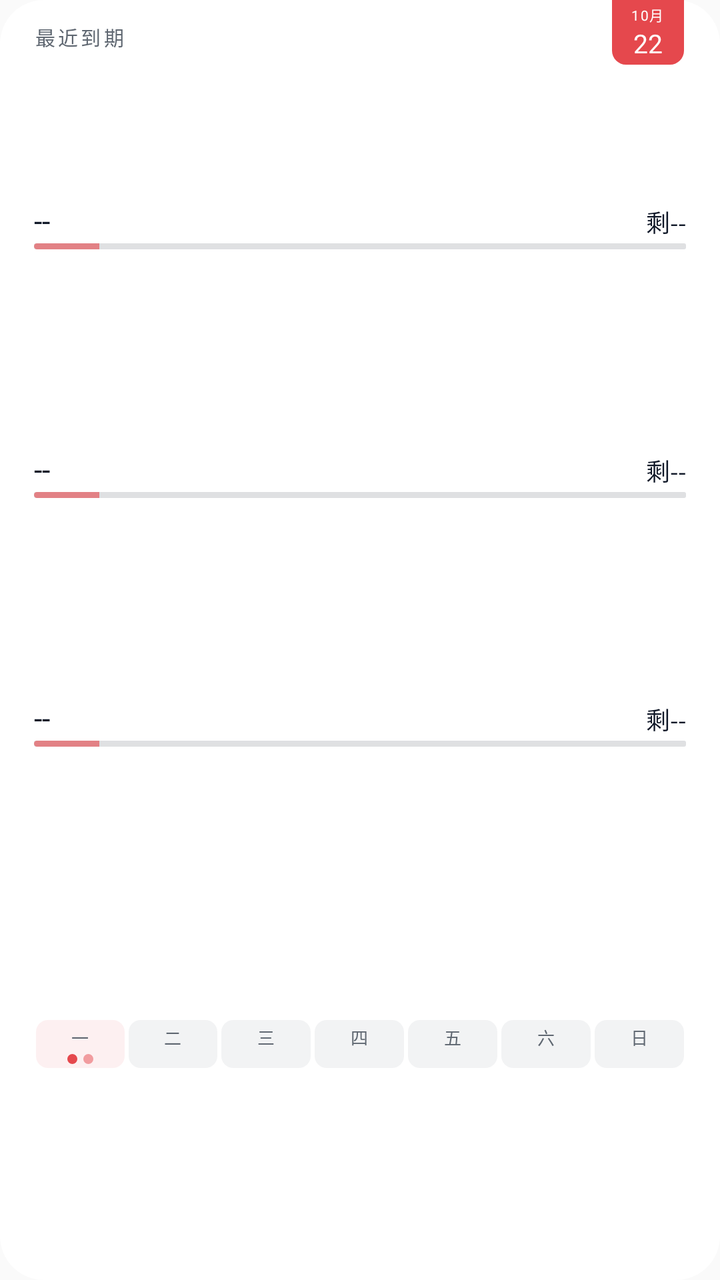
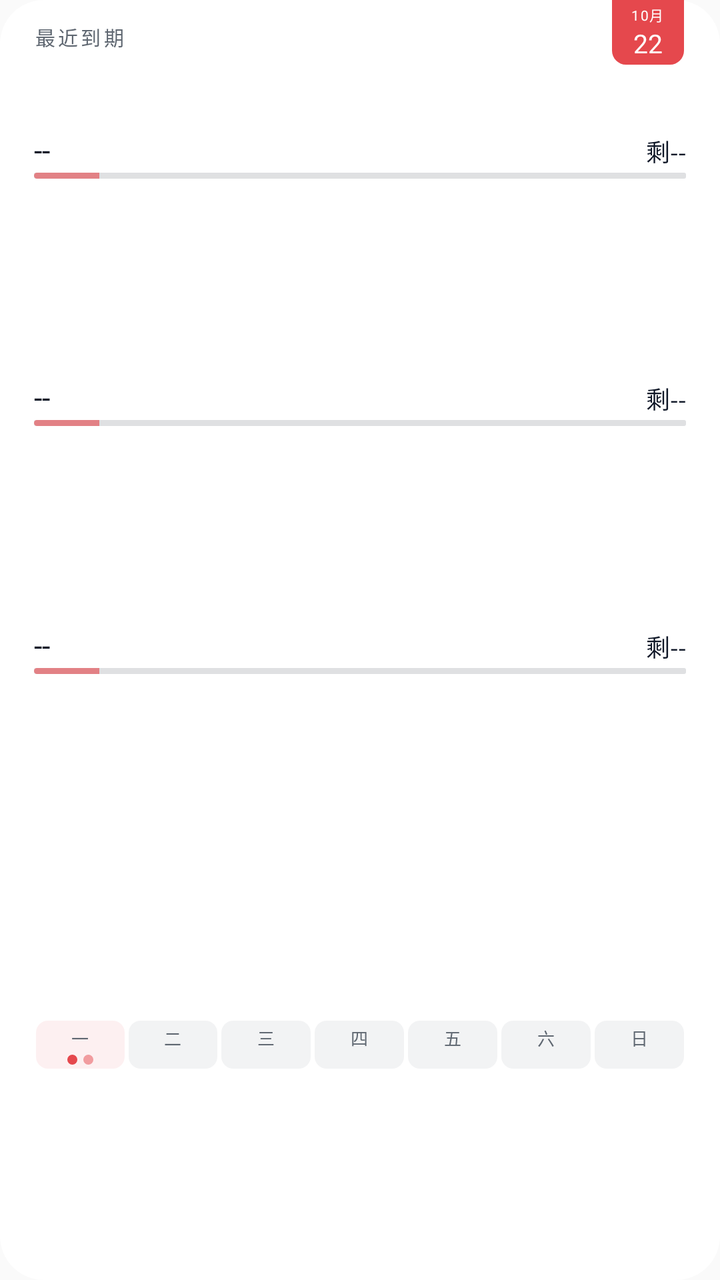

Before-and-after screenshots of an Android layout around one commit, followed by the original layout XML and the change that was made.
<!-- AndroidManifest.xml: application theme android:Theme.Material.Light.NoActionBar -->
<!-- res/layout/widget_v3.xml -->
<?xml version="1.0" encoding="utf-8"?>
<FrameLayout xmlns:android="http://schemas.android.com/apk/res/android"
    android:id="@+id/widget_root"
    android:layout_width="match_parent"
    android:layout_height="match_parent"
    android:background="@drawable/widget_bg_light">

    <LinearLayout
        android:layout_width="match_parent"
        android:layout_height="match_parent"
        android:orientation="vertical"
        android:paddingStart="17dp"
        android:paddingTop="11dp"
        android:paddingEnd="17dp"
        android:paddingBottom="8dp">

        <TextView
            android:id="@+id/widget_header"
            android:layout_width="wrap_content"
            android:layout_height="wrap_content"
            android:layout_marginBottom="8dp"
            android:text="最近到期"
            android:textColor="#FF5F6771"
            android:textSize="10sp"
            android:letterSpacing="0.14"
/>

        
        <TextView
            android:layout_width="match_parent"
            android:layout_height="0dp"
            android:layout_weight="0.66" />

        
        <LinearLayout
            android:layout_width="match_parent"
            android:layout_height="wrap_content"
            android:layout_marginTop="4dp"
            android:orientation="vertical">

            <LinearLayout
                android:layout_width="match_parent"
                android:layout_height="wrap_content"
                android:orientation="horizontal">

                <TextView
                    android:id="@+id/widget_row1_title"
                    android:layout_width="0dp"
                    android:layout_height="wrap_content"
                    android:layout_weight="1"
                    android:text="--"
                    android:textColor="#FF101828"
                    android:textSize="15sp"
                    android:includeFontPadding="false"
                    android:maxLines="1"
                    android:ellipsize="end"
/>

                <TextView
                    android:id="@+id/widget_row1_cd"
                    android:layout_width="wrap_content"
                    android:layout_height="wrap_content"
                    android:layout_marginStart="10dp"
                    android:text="剩--"
                    android:textColor="#FF101828"
                    android:textSize="12sp"
                    android:maxLines="1"
/>
            </LinearLayout>

            <FrameLayout
                android:layout_width="match_parent"
                android:layout_height="wrap_content"
                android:layout_marginTop="2dp">

                
                <TextView
                    android:id="@+id/widget_row1_track"
                    android:layout_width="match_parent"
                    android:layout_height="3dp"
                    android:background="@drawable/widget_ruler_track_light" />

                <ProgressBar
                    android:id="@+id/widget_row1_fuse"
                    style="@android:style/Widget.ProgressBar.Horizontal"
                    android:layout_width="match_parent"
                    android:layout_height="3dp"
                    android:max="100"
                    android:progress="10"
                    android:progressDrawable="@drawable/widget_ruler_progress" />
            </FrameLayout>
        </LinearLayout>

        
        <TextView
            android:layout_width="match_parent"
            android:layout_height="0dp"
            android:layout_weight="1" />

        
        <LinearLayout
            android:layout_width="match_parent"
            android:layout_height="wrap_content"
            android:layout_marginTop="4dp"
            android:orientation="vertical">

            <LinearLayout
                android:layout_width="match_parent"
                android:layout_height="wrap_content"
                android:orientation="horizontal">

                <TextView
                    android:id="@+id/widget_row2_title"
                    android:layout_width="0dp"
                    android:layout_height="wrap_content"
                    android:layout_weight="1"
                    android:text="--"
                    android:textColor="#FF101828"
                    android:textSize="15sp"
                    android:includeFontPadding="false"
                    android:maxLines="1"
                    android:ellipsize="end"
/>

                <TextView
                    android:id="@+id/widget_row2_cd"
                    android:layout_width="wrap_content"
                    android:layout_height="wrap_content"
                    android:layout_marginStart="10dp"
                    android:text="剩--"
                    android:textColor="#FF101828"
                    android:textSize="12sp"
                    android:maxLines="1"
/>
            </LinearLayout>

            <FrameLayout
                android:layout_width="match_parent"
                android:layout_height="wrap_content"
                android:layout_marginTop="2dp">

                <TextView
                    android:id="@+id/widget_row2_track"
                    android:layout_width="match_parent"
                    android:layout_height="3dp"
                    android:background="@drawable/widget_ruler_track_light" />

                <ProgressBar
                    android:id="@+id/widget_row2_fuse"
                    style="@android:style/Widget.ProgressBar.Horizontal"
                    android:layout_width="match_parent"
                    android:layout_height="3dp"
                    android:max="100"
                    android:progress="10"
                    android:progressDrawable="@drawable/widget_ruler_progress" />
            </FrameLayout>
        </LinearLayout>

        
        <TextView
            android:id="@+id/widget_gap_row3"
            android:layout_width="match_parent"
            android:layout_height="0dp"
            android:layout_weight="1" />

        
        <LinearLayout
            android:id="@+id/widget_row3_container"
            android:layout_width="match_parent"
            android:layout_height="wrap_content"
            android:layout_marginTop="4dp"
            android:orientation="vertical">

            <LinearLayout
                android:layout_width="match_parent"
                android:layout_height="wrap_content"
                android:orientation="horizontal">

                <TextView
                    android:id="@+id/widget_row3_title"
                    android:layout_width="0dp"
                    android:layout_height="wrap_content"
                    android:layout_weight="1"
                    android:text="--"
                    android:textColor="#FF101828"
                    android:textSize="15sp"
                    android:includeFontPadding="false"
                    android:maxLines="1"
                    android:ellipsize="end"
/>

                <TextView
                    android:id="@+id/widget_row3_cd"
                    android:layout_width="wrap_content"
                    android:layout_height="wrap_content"
                    android:layout_marginStart="10dp"
                    android:text="剩--"
                    android:textColor="#FF101828"
                    android:textSize="12sp"
                    android:maxLines="1"
/>
            </LinearLayout>

            <FrameLayout
                android:layout_width="match_parent"
                android:layout_height="wrap_content"
                android:layout_marginTop="2dp">

                <TextView
                    android:id="@+id/widget_row3_track"
                    android:layout_width="match_parent"
                    android:layout_height="3dp"
                    android:background="@drawable/widget_ruler_track_light" />

                <ProgressBar
                    android:id="@+id/widget_row3_fuse"
                    style="@android:style/Widget.ProgressBar.Horizontal"
                    android:layout_width="match_parent"
                    android:layout_height="3dp"
                    android:max="100"
                    android:progress="10"
                    android:progressDrawable="@drawable/widget_ruler_progress" />
            </FrameLayout>
        </LinearLayout>

        
        <TextView
            android:layout_width="match_parent"
            android:layout_height="0dp"
            android:layout_weight="1.34" />

        
        <LinearLayout
            android:id="@+id/widget_week_strip"
            android:layout_width="match_parent"
            android:layout_height="wrap_content"
            android:layout_marginTop="6dp"
            android:orientation="horizontal">

            <LinearLayout
                android:id="@+id/widget_week_cell0"
                android:layout_width="0dp"
                android:layout_height="wrap_content"
                android:layout_marginStart="1dp"
                android:layout_marginEnd="1dp"
                android:layout_weight="1"
                android:background="@drawable/widget_cell_today_light"
                android:gravity="center_horizontal"
                android:orientation="vertical"
                android:paddingTop="2dp"
                android:paddingBottom="2dp">

                <TextView
                    android:id="@+id/widget_week_day0"
                    android:layout_width="wrap_content"
                    android:layout_height="wrap_content"
                    android:text="一"
                    android:textColor="#FF5F6771"
                    android:textSize="8.5sp" />

                <LinearLayout
                    android:layout_width="wrap_content"
                    android:layout_height="5dp"
                    android:layout_marginTop="2dp"
                    android:gravity="center"
                    android:orientation="horizontal">

                    <TextView
                        android:id="@+id/widget_week_dot0_a"
                        android:layout_width="5dp"
                        android:layout_height="5dp"
                        android:background="@drawable/dot_red" />

                    <TextView
                        android:id="@+id/widget_week_dot0_b"
                        android:layout_width="5dp"
                        android:layout_height="5dp"
                        android:layout_marginStart="3dp"
                        android:background="@drawable/dot_red_soft" />
                </LinearLayout>
            </LinearLayout>

            <LinearLayout
                android:id="@+id/widget_week_cell1"
                android:layout_width="0dp"
                android:layout_height="wrap_content"
                android:layout_marginStart="1dp"
                android:layout_marginEnd="1dp"
                android:layout_weight="1"
                android:background="@drawable/widget_cell_light"
                android:gravity="center_horizontal"
                android:orientation="vertical"
                android:paddingTop="2dp"
                android:paddingBottom="2dp">

                <TextView
                    android:id="@+id/widget_week_day1"
                    android:layout_width="wrap_content"
                    android:layout_height="wrap_content"
                    android:text="二"
                    android:textColor="#FF5F6771"
                    android:textSize="8.5sp" />

                <LinearLayout
                    android:layout_width="wrap_content"
                    android:layout_height="5dp"
                    android:layout_marginTop="2dp"
                    android:gravity="center"
                    android:orientation="horizontal">

                    <TextView
                        android:id="@+id/widget_week_dot1_a"
                        android:layout_width="5dp"
                        android:layout_height="5dp"
                        android:background="@drawable/dot_ind_light"
                        android:visibility="gone" />

                    <TextView
                        android:id="@+id/widget_week_dot1_b"
                        android:layout_width="5dp"
                        android:layout_height="5dp"
                        android:layout_marginStart="3dp"
                        android:background="@drawable/dot_ind_light"
                        android:visibility="gone" />
                </LinearLayout>
            </LinearLayout>

            <LinearLayout
                android:id="@+id/widget_week_cell2"
                android:layout_width="0dp"
                android:layout_height="wrap_content"
                android:layout_marginStart="1dp"
                android:layout_marginEnd="1dp"
                android:layout_weight="1"
                android:background="@drawable/widget_cell_light"
                android:gravity="center_horizontal"
                android:orientation="vertical"
                android:paddingTop="2dp"
                android:paddingBottom="2dp">

                <TextView
                    android:id="@+id/widget_week_day2"
                    android:layout_width="wrap_content"
                    android:layout_height="wrap_content"
                    android:text="三"
                    android:textColor="#FF5F6771"
                    android:textSize="8.5sp" />

                <LinearLayout
                    android:layout_width="wrap_content"
                    android:layout_height="5dp"
                    android:layout_marginTop="2dp"
                    android:gravity="center"
                    android:orientation="horizontal">

                    <TextView
                        android:id="@+id/widget_week_dot2_a"
                        android:layout_width="5dp"
                        android:layout_height="5dp"
                        android:background="@drawable/dot_ind_light"
                        android:visibility="gone" />

                    <TextView
                        android:id="@+id/widget_week_dot2_b"
                        android:layout_width="5dp"
                        android:layout_height="5dp"
                        android:layout_marginStart="3dp"
                        android:background="@drawable/dot_ind_light"
                        android:visibility="gone" />
                </LinearLayout>
            </LinearLayout>

            <LinearLayout
                android:id="@+id/widget_week_cell3"
                android:layout_width="0dp"
                android:layout_height="wrap_content"
                android:layout_marginStart="1dp"
                android:layout_marginEnd="1dp"
                android:layout_weight="1"
                android:background="@drawable/widget_cell_light"
                android:gravity="center_horizontal"
                android:orientation="vertical"
                android:paddingTop="2dp"
                android:paddingBottom="2dp">

                <TextView
                    android:id="@+id/widget_week_day3"
                    android:layout_width="wrap_content"
                    android:layout_height="wrap_content"
                    android:text="四"
                    android:textColor="#FF5F6771"
                    android:textSize="8.5sp" />

                <LinearLayout
                    android:layout_width="wrap_content"
                    android:layout_height="5dp"
                    android:layout_marginTop="2dp"
                    android:gravity="center"
                    android:orientation="horizontal">

                    <TextView
                        android:id="@+id/widget_week_dot3_a"
                        android:layout_width="5dp"
                        android:layout_height="5dp"
                        android:background="@drawable/dot_ind_light"
                        android:visibility="gone" />

                    <TextView
                        android:id="@+id/widget_week_dot3_b"
                        android:layout_width="5dp"
                        android:layout_height="5dp"
                        android:layout_marginStart="3dp"
                        android:background="@drawable/dot_ind_light"
                        android:visibility="gone" />
                </LinearLayout>
            </LinearLayout>

            <LinearLayout
                android:id="@+id/widget_week_cell4"
                android:layout_width="0dp"
                android:layout_height="wrap_content"
                android:layout_marginStart="1dp"
                android:layout_marginEnd="1dp"
                android:layout_weight="1"
                android:background="@drawable/widget_cell_light"
                android:gravity="center_horizontal"
                android:orientation="vertical"
                android:paddingTop="2dp"
                android:paddingBottom="2dp">

                <TextView
                    android:id="@+id/widget_week_day4"
                    android:layout_width="wrap_content"
                    android:layout_height="wrap_content"
                    android:text="五"
                    android:textColor="#FF5F6771"
                    android:textSize="8.5sp" />

                <LinearLayout
                    android:layout_width="wrap_content"
                    android:layout_height="5dp"
                    android:layout_marginTop="2dp"
                    android:gravity="center"
                    android:orientation="horizontal">

                    <TextView
                        android:id="@+id/widget_week_dot4_a"
                        android:layout_width="5dp"
                        android:layout_height="5dp"
                        android:background="@drawable/dot_ind_light"
                        android:visibility="gone" />

                    <TextView
                        android:id="@+id/widget_week_dot4_b"
                        android:layout_width="5dp"
                        android:layout_height="5dp"
                        android:layout_marginStart="3dp"
                        android:background="@drawable/dot_ind_light"
                        android:visibility="gone" />
                </LinearLayout>
            </LinearLayout>

            <LinearLayout
                android:id="@+id/widget_week_cell5"
                android:layout_width="0dp"
                android:layout_height="wrap_content"
                android:layout_marginStart="1dp"
                android:layout_marginEnd="1dp"
                android:layout_weight="1"
                android:background="@drawable/widget_cell_light"
                android:gravity="center_horizontal"
                android:orientation="vertical"
                android:paddingTop="2dp"
                android:paddingBottom="2dp">

                <TextView
                    android:id="@+id/widget_week_day5"
                    android:layout_width="wrap_content"
                    android:layout_height="wrap_content"
                    android:text="六"
                    android:textColor="#FF5F6771"
                    android:textSize="8.5sp" />

                <LinearLayout
                    android:layout_width="wrap_content"
                    android:layout_height="5dp"
                    android:layout_marginTop="2dp"
                    android:gravity="center"
                    android:orientation="horizontal">

                    <TextView
                        android:id="@+id/widget_week_dot5_a"
                        android:layout_width="5dp"
                        android:layout_height="5dp"
                        android:background="@drawable/dot_ind_light"
                        android:visibility="gone" />

                    <TextView
                        android:id="@+id/widget_week_dot5_b"
                        android:layout_width="5dp"
                        android:layout_height="5dp"
                        android:layout_marginStart="3dp"
                        android:background="@drawable/dot_ind_light"
                        android:visibility="gone" />
                </LinearLayout>
            </LinearLayout>

            <LinearLayout
                android:id="@+id/widget_week_cell6"
                android:layout_width="0dp"
                android:layout_height="wrap_content"
                android:layout_marginStart="1dp"
                android:layout_marginEnd="1dp"
                android:layout_weight="1"
                android:background="@drawable/widget_cell_light"
                android:gravity="center_horizontal"
                android:orientation="vertical"
                android:paddingTop="2dp"
                android:paddingBottom="2dp">

                <TextView
                    android:id="@+id/widget_week_day6"
                    android:layout_width="wrap_content"
                    android:layout_height="wrap_content"
                    android:text="日"
                    android:textColor="#FF5F6771"
                    android:textSize="8.5sp" />

                <LinearLayout
                    android:layout_width="wrap_content"
                    android:layout_height="5dp"
                    android:layout_marginTop="2dp"
                    android:gravity="center"
                    android:orientation="horizontal">

                    <TextView
                        android:id="@+id/widget_week_dot6_a"
                        android:layout_width="5dp"
                        android:layout_height="5dp"
                        android:background="@drawable/dot_ind_light"
                        android:visibility="gone" />

                    <TextView
                        android:id="@+id/widget_week_dot6_b"
                        android:layout_width="5dp"
                        android:layout_height="5dp"
                        android:layout_marginStart="3dp"
                        android:background="@drawable/dot_ind_light"
                        android:visibility="gone" />
                </LinearLayout>
            </LinearLayout>
        </LinearLayout>

        
        <TextView
            android:layout_width="match_parent"
            android:layout_height="0dp"
            android:layout_weight="1" />
    </LinearLayout>

    
    <LinearLayout
        android:id="@+id/widget_calpg"
        android:layout_width="36dp"
        android:layout_height="wrap_content"
        android:layout_gravity="top|end"
        android:layout_marginEnd="18dp"
        android:background="@drawable/widget_calpg_light"
        android:gravity="center_horizontal"
        android:orientation="vertical"
        android:paddingTop="2dp"
        android:paddingBottom="2dp">

        <TextView
            android:id="@+id/widget_calpg_month"
            android:layout_width="wrap_content"
            android:layout_height="wrap_content"
            android:text="10月"
            android:textColor="#FFFFFFFF"
            android:textSize="7sp"
            android:letterSpacing="0.08"
/>

        <TextView
            android:id="@+id/widget_calpg_day"
            android:layout_width="wrap_content"
            android:layout_height="wrap_content"
            android:text="22"
            android:textColor="#FFFFFFFF"
            android:textSize="13sp"
/>
    </LinearLayout>
</FrameLayout>
<!-- resources referenced by this layout -->
<resources>
  <!-- drawable dot_ind_light (drawable) -->
  <?xml version="1.0" encoding="utf-8"?>
  <shape xmlns:android="http://schemas.android.com/apk/res/android" android:shape="oval">
      <solid android:color="#FF3A5AF0" />
  </shape>
  <!-- drawable dot_red (drawable) -->
  <?xml version="1.0" encoding="utf-8"?>
  <shape xmlns:android="http://schemas.android.com/apk/res/android" android:shape="oval">
      <solid android:color="#FFE5484D" />
  </shape>
  <!-- drawable dot_red_soft (drawable) -->
  <?xml version="1.0" encoding="utf-8"?>
  <shape xmlns:android="http://schemas.android.com/apk/res/android" android:shape="oval">
      <solid android:color="#80E5484D" />
  </shape>
  <!-- drawable widget_bg_light (drawable) -->
  <?xml version="1.0" encoding="utf-8"?>
  <shape xmlns:android="http://schemas.android.com/apk/res/android">
      <solid android:color="#FFFFFFFF" />
      <corners android:radius="22dp" />
  </shape>
  <!-- drawable widget_calpg_light (drawable) -->
  <?xml version="1.0" encoding="utf-8"?>
  <shape xmlns:android="http://schemas.android.com/apk/res/android">
      <solid android:color="#FFE5484D" />
      <corners android:bottomLeftRadius="7dp" android:bottomRightRadius="7dp" />
  </shape>
  <!-- drawable widget_cell_light (drawable) -->
  <?xml version="1.0" encoding="utf-8"?>
  <shape xmlns:android="http://schemas.android.com/apk/res/android">
      <solid android:color="#0D101828" />
      <corners android:radius="6dp" />
  </shape>
  <!-- drawable widget_cell_today_light (drawable) -->
  <?xml version="1.0" encoding="utf-8"?>
  <shape xmlns:android="http://schemas.android.com/apk/res/android">
      <solid android:color="#14E5484D" />
      <corners android:radius="6dp" />
  </shape>
  <!-- drawable widget_ruler_progress (drawable) -->
  <?xml version="1.0" encoding="utf-8"?>
  <layer-list xmlns:android="http://schemas.android.com/apk/res/android">
      <item android:id="@android:id/progress">
          <clip>
              <shape android:shape="rectangle">
                  <corners android:radius="2dp" />
                  <solid android:color="#9EE5484D" />
              </shape>
          </clip>
      </item>
  </layer-list>
  <!-- drawable widget_ruler_track_light (drawable) -->
  <?xml version="1.0" encoding="utf-8"?>
  <shape xmlns:android="http://schemas.android.com/apk/res/android">
      <solid android:color="#22101828" />
      <corners android:radius="1dp" />
  </shape>
</resources>

<!-- the commit's change to res/layout/widget_v3.xml (unified diff, before → after) -->
@@ -29,7 +29,7 @@
         <TextView
             android:layout_width="match_parent"
             android:layout_height="0dp"
-            android:layout_weight="0.66" />
+            android:layout_weight="0.30" />
 
         
         <LinearLayout
@@ -227,14 +227,14 @@
         <TextView
             android:layout_width="match_parent"
             android:layout_height="0dp"
-            android:layout_weight="1.34" />
+            android:layout_weight="1.70" />
 
         
         <LinearLayout
             android:id="@+id/widget_week_strip"
             android:layout_width="match_parent"
             android:layout_height="wrap_content"
-            android:layout_marginTop="6dp"
+            android:layout_marginTop="8dp"
             android:orientation="horizontal">
 
             <LinearLayout
